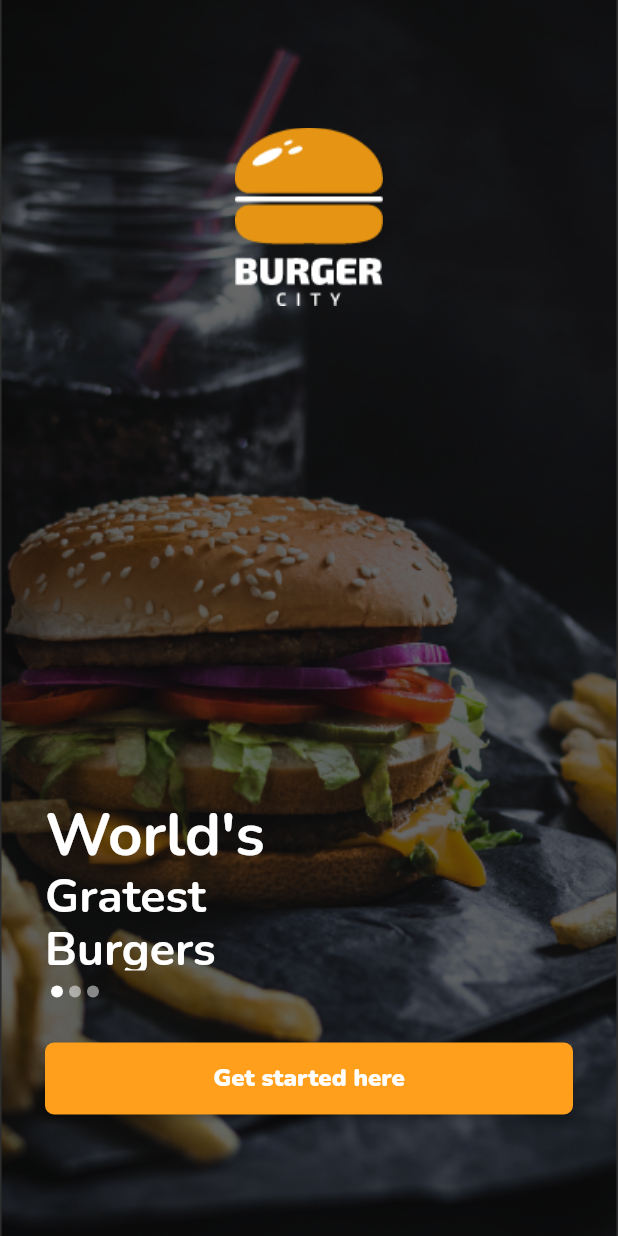
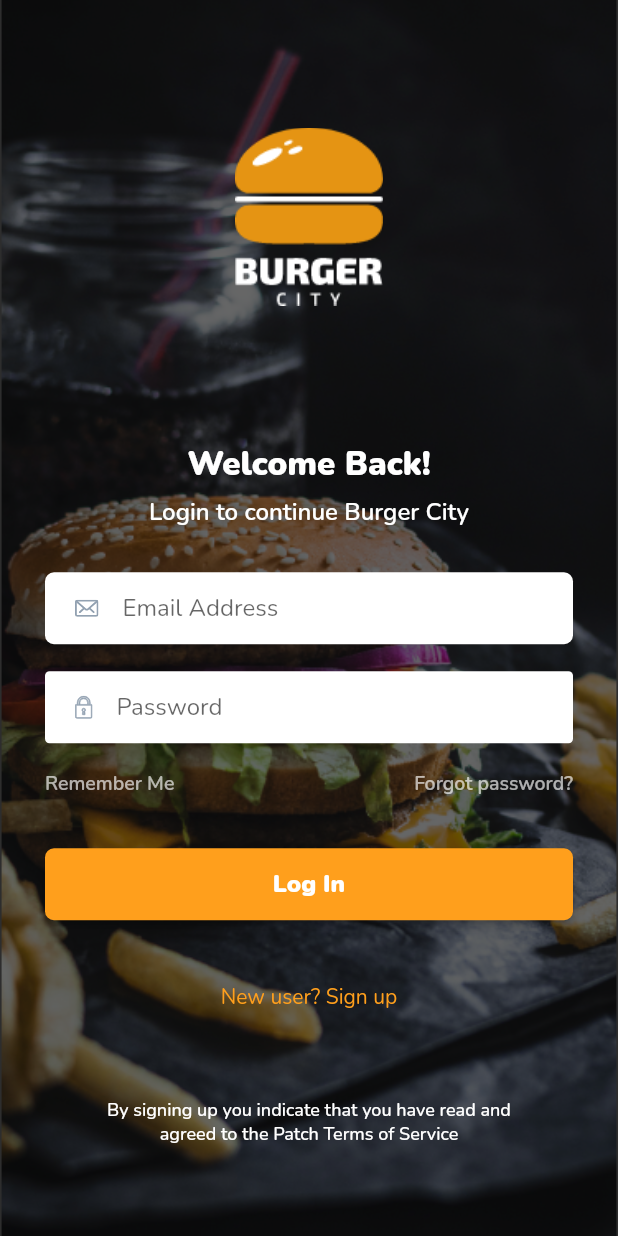
Before and after one commit to AdePhil/burger_city, a Flutter app: the screen it shows after launch, after a tap on "Get started here", on a phone screen of 412 x 824 dp. Run offline on Flutter 3.47's test engine with Material 2 defaults, Android fonts, the phone set to English and light mode, and no system bars; drawn by our look-alikes of carousel_slider; our stand-ins replace flutter_svg, google_fonts; missing offline and left inert: flutter_statusbarcolor.

Commit message:
login screen

```diff
--- /dev/null
+++ b/lib/screens/login.dart
@@ -0,0 +1,204 @@
+import 'package:flutter/material.dart';
+import 'package:google_fonts/google_fonts.dart';
+import 'package:flutter_svg/flutter_svg.dart';
+
+class Login extends StatelessWidget {
+  final _formKey = new GlobalKey<FormState>();
+
+  @override
+  Widget build(BuildContext context) {
+    return Scaffold(
+        body: Container(
+      decoration: BoxDecoration(
+          image: DecorationImage(
+              image: ExactAssetImage('assets/images/burger_splash_screen.png'),
+              colorFilter: new ColorFilter.mode(
+                  Colors.black.withOpacity(0.60), BlendMode.darken),
+              fit: BoxFit.cover)),
+      child: Stack(children: [
+        Positioned(
+          top: 85,
+          left: 0,
+          width: MediaQuery.of(context).size.width,
+          child: Row(mainAxisAlignment: MainAxisAlignment.center, children: [
+            Image.asset('assets/images/logo.png'),
+          ]),
+        ),
+        Positioned(
+            top: 250,
+            left: 0,
+            width: MediaQuery.of(context).size.width,
+            height: MediaQuery.of(context).size.height * 0.5,
+            child: Column(
+              mainAxisSize: MainAxisSize.max,
+              mainAxisAlignment: MainAxisAlignment.center,
+              crossAxisAlignment: CrossAxisAlignment.center,
+              children: <Widget>[
+                Text(
+                  "Welcome Back!",
+                  style: GoogleFonts.nunito(
+                    color: Colors.white,
+                    fontSize: 22,
+                    fontWeight: FontWeight.w900,
+                    height: 35 / 31,
+                  ),
+                ),
+                SizedBox(height: 10),
+                Text(
+                  "Login to continue Burger City",
+                  style: GoogleFonts.nunito(
+                    color: Colors.white,
+                    fontSize: 16,
+                    fontWeight: FontWeight.w600,
+                    height: 35 / 31,
+                  ),
+                ),
+                Form(
+                  key: _formKey,
+                  child: Padding(
+                    padding: const EdgeInsets.only(left: 30, right: 30),
+                    child: Column(
+                      children: <Widget>[
+                        SizedBox(
+                          height: 30,
+                        ),
+                        Container(
+                          padding:
+                              EdgeInsets.symmetric(horizontal: 20, vertical: 0),
+                          decoration: BoxDecoration(
+                              color: Colors.white,
+                              borderRadius:
+                                  BorderRadius.all(Radius.circular(6))),
+                          child: TextFormField(
+                              decoration: InputDecoration(
+                                  icon: SvgPicture.asset(
+                                    'assets/icons/mail-icon.svg',
+                                  ),
+                                  border: InputBorder.none,
+                                  hintText: 'Email Address'),
+                              validator: (value) {
+                                if (value.isEmpty) {
+                                  return 'Please enter some text';
+                                }
+                                return null;
+                              }),
+                        ),
+                        SizedBox(
+                          height: 18,
+                        ),
+                        Container(
+                          padding:
+                              EdgeInsets.symmetric(horizontal: 20, vertical: 0),
+                          decoration: BoxDecoration(
+                              color: Colors.white,
+                              borderRadius:
+                                  BorderRadius.all(Radius.circular(3))),
+                          child: TextFormField(
+                              decoration: InputDecoration(
+                                  icon: SvgPicture.asset(
+                                    'assets/icons/lock-icon.svg',
+                                  ),
+                                  border: InputBorder.none,
+                                  hintText: 'Password'),
+                              validator: (value) {
+                                if (value.isEmpty) {
+                                  return 'Please enter some text';
+                                }
+                                return null;
+                              }),
+                        ),
+                        SizedBox(height: 20),
+                        Row(
+                          mainAxisAlignment: MainAxisAlignment.spaceBetween,
+                          children: <Widget>[
+                            Text(
+                              "Remember Me",
+                              style: GoogleFonts.nunito(
+                                color: Colors.white.withOpacity(0.66),
+                                fontSize: 13,
+                                fontWeight: FontWeight.w600,
+                                height: 35 / 31,
+                              ),
+                            ),
+                            GestureDetector(
+                              onTap: () {},
+                              child: Text(
+                                "Forgot password?",
+                                style: GoogleFonts.nunito(
+                                  color: Colors.white.withOpacity(0.66),
+                                  fontSize: 13,
+                                  fontWeight: FontWeight.w600,
+                                  height: 35 / 31,
+                                ),
+                              ),
+                            ),
+                          ],
+                        ),
+                        Container(
+                          width: MediaQuery.of(context).size.width,
+                          margin: const EdgeInsets.only(top: 35.0),
+                          height: 48,
+                          child: RaisedButton(
+                              onPressed: () {},
+                              textColor: Colors.white,
+                              color: Color(0xffFF9F1C),
+                              padding: const EdgeInsets.all(8.0),
+                              shape: RoundedRectangleBorder(
+                                  borderRadius: BorderRadius.circular(6)),
+                              child: new Text(
+                                "Log In",
+                                style: GoogleFonts.nunito(
+                                  color: Colors.white,
+                                  fontSize: 16,
+                                  fontWeight: FontWeight.w900,
+                                ),
+                              )),
+                        ),
+                      ],
+                    ),
+                  ),
+                )
+              ],
+            )),
+        Positioned(
+            bottom: 150,
+            left: 0,
+            width: MediaQuery.of(context).size.width,
+            child: Row(
+              mainAxisAlignment: MainAxisAlignment.center,
+              mainAxisSize: MainAxisSize.max,
+              children: <Widget>[
+                GestureDetector(
+                  onTap: () {},
+                  child: Text("New user? Sign up",
+                      style: TextStyle(
+                        color: Color(0xffFF9F1C),
+                      )),
+                ),
+              ],
+            )),
+        Positioned(
+            bottom: 60,
+            left: 0,
+            width: MediaQuery.of(context).size.width,
+            child: Row(
+              mainAxisAlignment: MainAxisAlignment.center,
+              mainAxisSize: MainAxisSize.max,
+              children: <Widget>[
+                Container(
+                  width: MediaQuery.of(context).size.width * 0.7,
+                  child: Text(
+                      "By signing up you indicate that you have read and agreed to the Patch Terms of Service",
+                      textAlign: TextAlign.center,
+                      style: GoogleFonts.nunito(
+                        color: Colors.white,
+                        fontSize: 12,
+                        fontWeight: FontWeight.w500,
+                      )),
+                ),
+              ],
+            ))
+      ]),
+    ));
+  }
+}
--- a/lib/screens/splash/splash.dart
+++ b/lib/screens/splash/splash.dart
@@ -1,6 +1,7 @@
 import 'package:carousel_slider/carousel_slider.dart';
 import 'package:flutter/material.dart';
 import 'package:google_fonts/google_fonts.dart';
+import 'package:burger_city/screens/login.dart';
 
 class SplashScreen extends StatefulWidget {
   const SplashScreen({Key key}) : super(key: key);
@@ -121,7 +122,10 @@ class _SplashScreenState extends State<SplashScreen> {
                   margin: const EdgeInsets.only(top: 30.0, left: 30, right: 30),
                   height: 48,
                   child: RaisedButton(
-                      onPressed: () {},
+                      onPressed: () {
+                        Navigator.push(context,
+                            MaterialPageRoute(builder: (context) => Login()));
+                      },
                       textColor: Colors.white,
                       color: Color(0xffFF9F1C),
                       padding: const EdgeInsets.all(8.0),
--- a/pubspec.yaml
+++ b/pubspec.yaml
@@ -26,6 +26,7 @@ dependencies:
   flutter_statusbarcolor:
   google_fonts:
   carousel_slider:
+  flutter_svg:
 
 dev_dependencies:
   flutter_test:
@@ -44,6 +45,7 @@ flutter:
   # To add assets to your application, add an assets section, like this:
   assets:
     - assets/images/
+    - assets/icons/
   #   - images/a_dot_burr.jpeg
   #   - images/a_dot_ham.jpeg
   # An image asset can refer to one or more resolution-specific "variants", see
```
Also changed, not shown: assets/icons/lock-icon.svg (added), assets/icons/mail-icon.svg (added).
